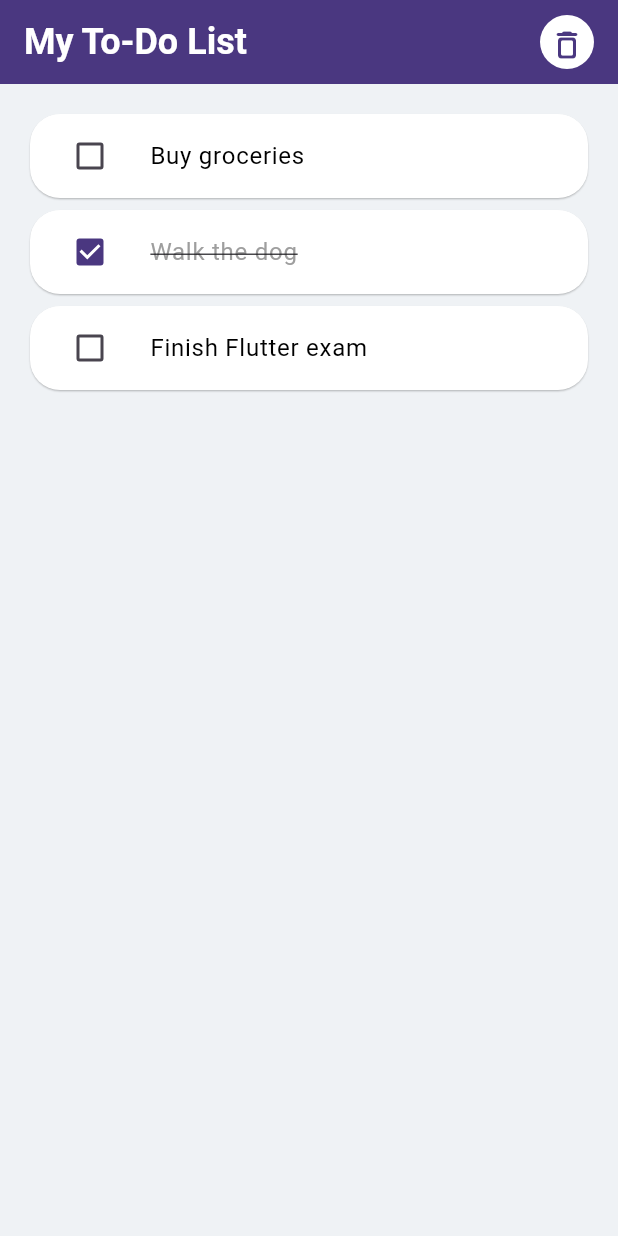
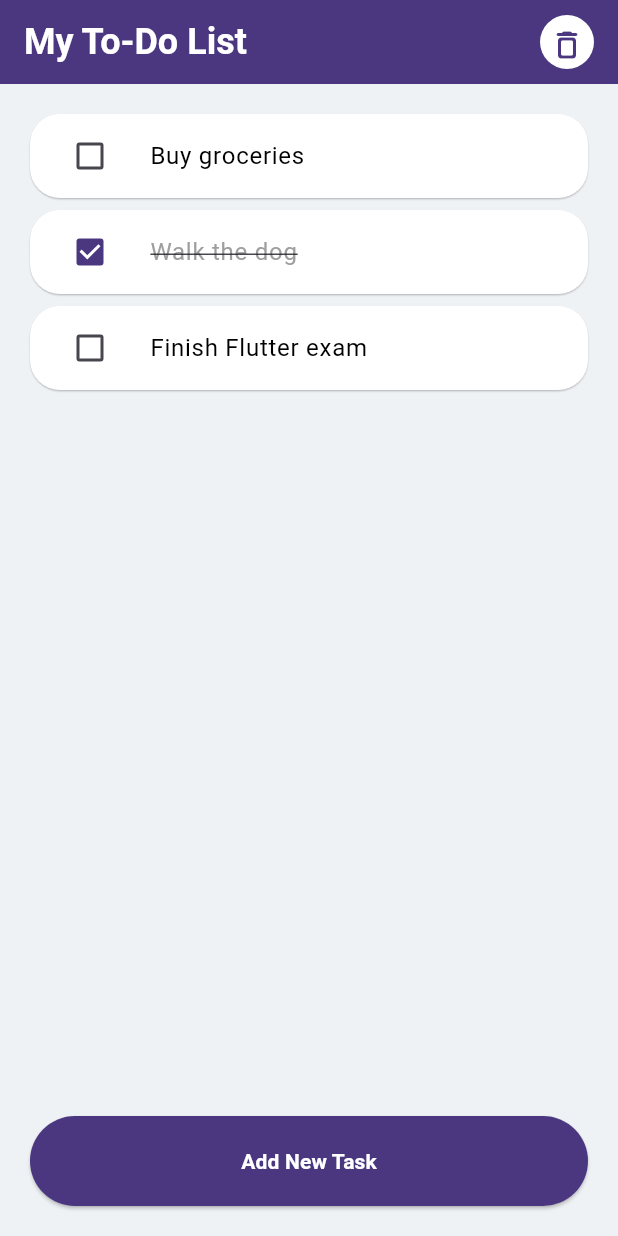
Before and after one commit to jeeesher/checklist_to_do_app, a Flutter app: the screen it shows after launch, on a phone screen of 412 x 824 dp. Run offline on Flutter 3.47's test engine with Material 3 defaults, Android fonts, the phone set to English and light mode, and no system bars.

Commit message:
Added add task button

```diff
--- a/lib/module/main/presentation/page/checklist.page.dart
+++ b/lib/module/main/presentation/page/checklist.page.dart
@@ -1,3 +1,4 @@
+import 'package:checklist_to_do_app/module/widgets/add_task_button.dart';
 import 'package:flutter/material.dart';
 
 class ChecklistPage extends StatelessWidget {
@@ -40,7 +41,10 @@ class ChecklistPage extends StatelessWidget {
           ),
         ],
       ),
-      body: dummyTasks.isEmpty
+      body: Column(
+        children: [
+          Expanded(
+            child: dummyTasks.isEmpty
                 ? _buildEmptyState()
                 : ListView.builder(
                     padding: const EdgeInsets.all(20),
@@ -69,13 +73,21 @@ class ChecklistPage extends StatelessWidget {
                               decoration: task['isCompleted']
                                   ? TextDecoration.lineThrough
                                   : null,
-                        color:
-                            task['isCompleted'] ? Colors.grey : Colors.black,
+                              color: task['isCompleted']
+                                  ? Colors.grey
+                                  : Colors.black,
                             ),
                           ),
                         ),
                       );
                     },
+                  ),
+          ),
+          Padding(
+            padding: const EdgeInsets.all(20),
+            child: AddTaskButton(onPressed: () {}, label: 'Add New Task'),
+          ),
+        ],
       ),
     );
   }
--- /dev/null
+++ b/lib/module/widgets/add_task_button.dart
@@ -0,0 +1,23 @@
+import 'package:flutter/material.dart';
+
+class AddTaskButton extends StatelessWidget {
+  final VoidCallback onPressed;
+  final String label;
+
+  const AddTaskButton({Key? key, required this.onPressed, required this.label}) : super(key: key);
+
+  @override
+  Widget build(BuildContext context) {
+    return SizedBox(
+      width: double.infinity,
+      child: ElevatedButton(
+        onPressed: onPressed,
+        style: ElevatedButton.styleFrom(
+          backgroundColor: const Color(0xFF4A3780),
+          padding: const EdgeInsets.symmetric(vertical: 20),
+        ),
+        child: Text(label, style: const TextStyle(color: Colors.white, fontWeight: FontWeight.bold)),
+      ),
+    );
+  }
+}
```
Lines whose indentation alone changed are shown as unchanged.
